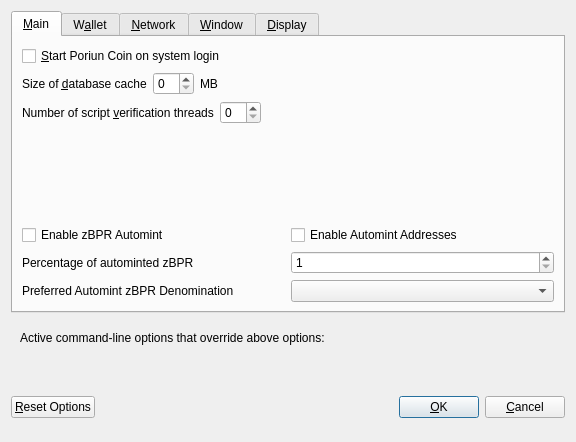
Old version of the form src/qt/forms/optionsdialog.ui in the repository unixteam2020/po.
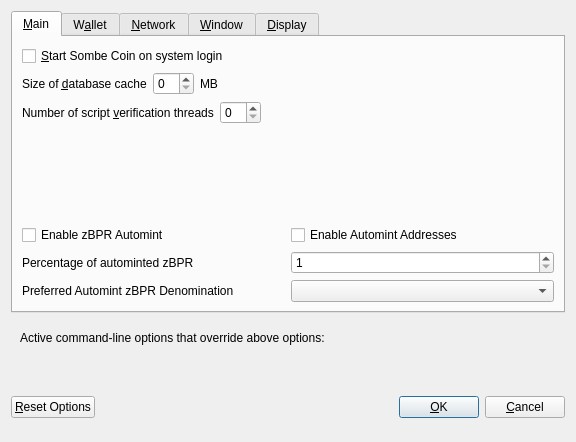
New version of the form. Custom widgets are drawn as their Qt base class.

Diff of the .ui file:
```diff
--- a/src/qt/forms/optionsdialog.ui
+++ b/src/qt/forms/optionsdialog.ui
@@ -33,7 +33,7 @@
           <string>Automatically start Poriun Coin after logging in to the system.</string>
          </property>
          <property name="text">
-          <string>&amp;Start Poriun Coin on system login</string>
+          <string>&amp;Start Sombe Coin on system login</string>
          </property>
         </widget>
        </item>
```
Left out of the diff: 10 changed lines with no effect on the pictures.
